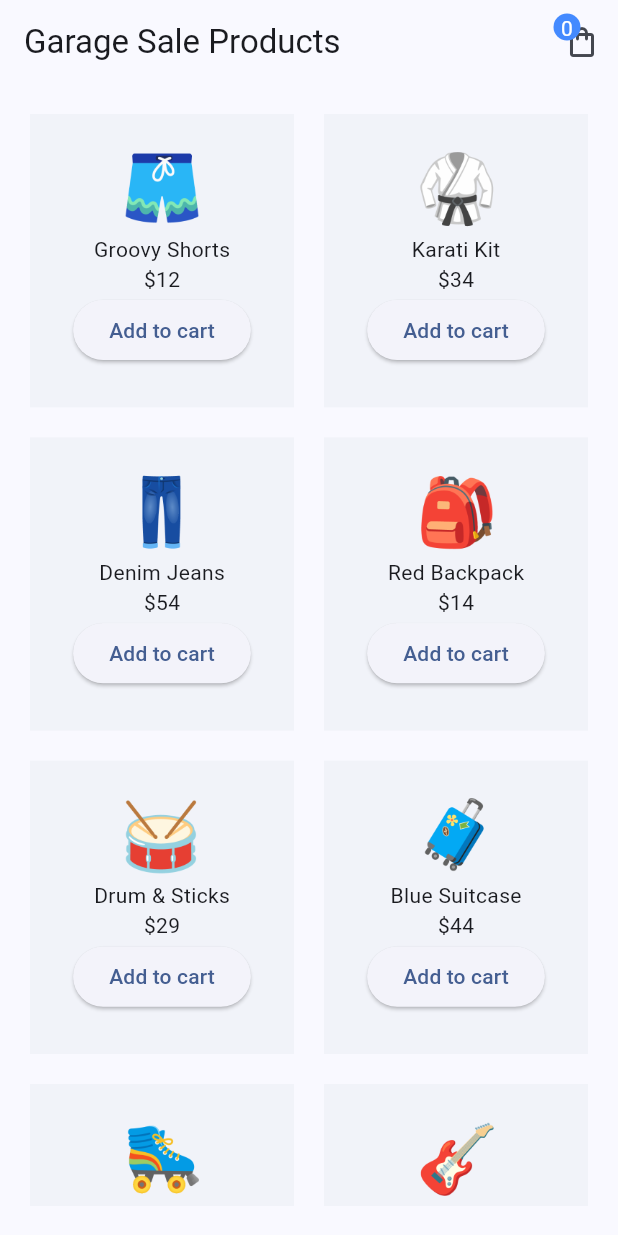
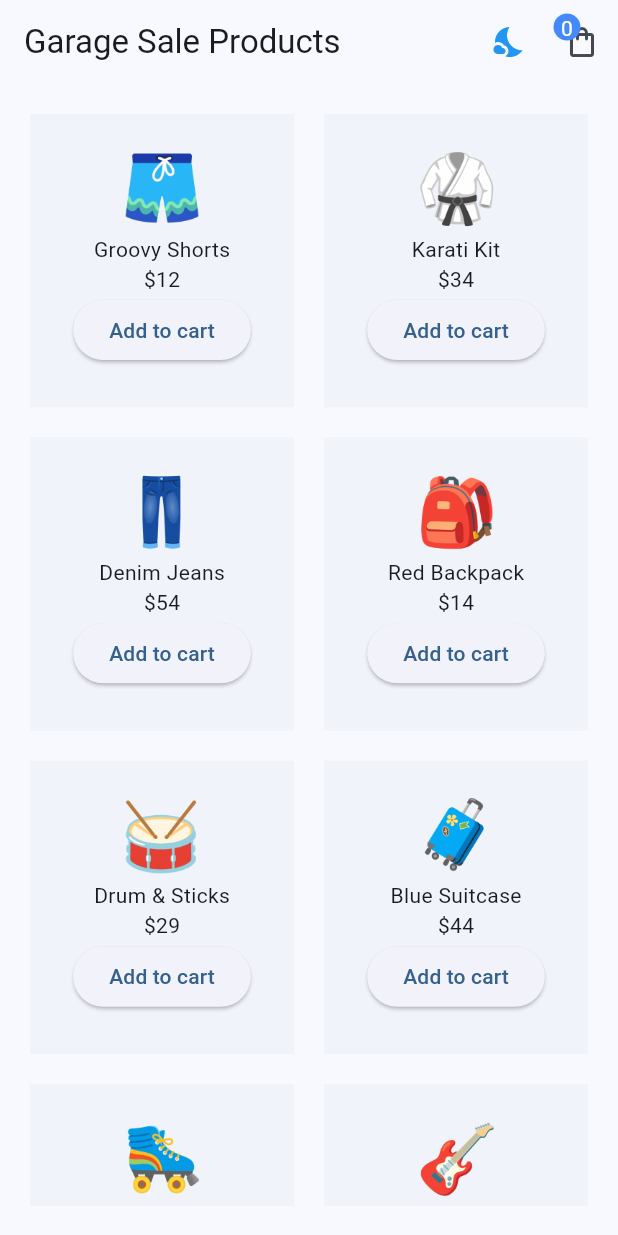
Before and after one commit to Nyctophilia58/Flutter_Tuto_Series, a Flutter app: the screen it shows after launch, on a phone screen of 412 x 824 dp. Run offline on Flutter 3.47's test engine with Material 3 defaults, Android fonts, the phone set to English and light mode, and no system bars; our stand-ins replace flutter_riverpod, math_expressions, riverpod_annotation; generated files the repository leaves out were written again.

Commit message:
theme change

```diff
--- a/basic_ui/analysis_options.yaml
+++ b/basic_ui/analysis_options.yaml
@@ -7,6 +7,10 @@
 
 # The following line activates a set of recommended lints for Flutter apps,
 # packages, and plugins designed to encourage good coding practices.
+analyzer:
+  exclude:
+    - build/**
+    - android/**
 include: package:flutter_lints/flutter.yaml
 
 linter:
--- a/learning_phase/lib/Riverpod/screens/home_screen.dart
+++ b/learning_phase/lib/Riverpod/screens/home_screen.dart
@@ -3,6 +3,7 @@ import 'package:flutter_riverpod/flutter_riverpod.dart';
 import 'package:learning_phase/Riverpod/providers/cart_provider.dart';
 import 'package:learning_phase/Riverpod/providers/products_provider.dart';
 import '../shared/cart_icon.dart';
+import '../shared/theme_icon.dart';
 
 class HomeScreen extends ConsumerWidget {
   const HomeScreen({super.key});
@@ -15,7 +16,7 @@ class HomeScreen extends ConsumerWidget {
     return Scaffold(
       appBar: AppBar(
         title: const Text("Garage Sale Products"),
-        actions: const [CartIcon()],
+        actions: const [ThemeIcon(), CartIcon()],
       ),
       body: Padding(
         padding: const EdgeInsets.all(20),
--- /dev/null
+++ b/learning_phase/lib/Riverpod/shared/theme_icon.dart
@@ -0,0 +1,22 @@
+import 'package:flutter/material.dart';
+import 'package:flutter_riverpod/flutter_riverpod.dart';
+import '../../UI/theme/theme_provider.dart';
+
+class ThemeIcon extends ConsumerWidget {
+  const ThemeIcon({super.key});
+
+  @override
+  Widget build(BuildContext context, WidgetRef ref) {
+    // Watch the theme state so this widget rebuilds when the theme changes.
+    ref.watch(themeProvider);
+    final isDarkMode = ref.read(themeProvider.notifier).isDarkMode;
+
+    return IconButton(
+      onPressed: () {
+        ref.read(themeProvider.notifier).toggleTheme();
+      },
+      icon: Icon(isDarkMode ? Icons.wb_sunny : Icons.nights_stay),
+      color: isDarkMode ? Colors.amber : Colors.blue,
+    );
+  }
+}
--- a/learning_phase/lib/main.dart
+++ b/learning_phase/lib/main.dart
@@ -2,6 +2,7 @@ import 'package:flutter/material.dart';
 import 'package:flutter_riverpod/flutter_riverpod.dart';
 import 'package:learning_phase/widgets/widgetsTree.dart';
 import 'Riverpod/screens/home_screen.dart';
+import 'UI/theme/theme_provider.dart';
 
 void main() {
   runApp(
@@ -9,26 +10,15 @@ void main() {
   );
 }
 
-class MyApp extends StatelessWidget {
+class MyApp extends ConsumerWidget {
   const MyApp({super.key});
 
   @override
-  Widget build(BuildContext context) {
+  Widget build(BuildContext context, WidgetRef ref) {
+    final theme = ref.watch(themeProvider);
     return MaterialApp(
       title: 'Flutter Demo',
-      theme: ThemeData(
-        colorScheme: ColorScheme.fromSeed(
-          seedColor: Colors.blueAccent,
-          brightness: Brightness.light,
-        ),
-      ),
-      darkTheme: ThemeData(
-        colorScheme: ColorScheme.fromSeed(
-          seedColor: Colors.blueAccent,
-          brightness: Brightness.dark,
-        )
-      ),
-      themeMode: ThemeMode.light,
+      theme: theme,
       // home: const WidgetsTree(),
       home: const HomeScreen(),
       debugShowCheckedModeBanner: false,
```
Also changed, not shown: learning_phase/lib/UI/theme/dark_theme.dart (added, +8 -0 lines), learning_phase/lib/UI/theme/light_theme.dart (added, +8 -0 lines), learning_phase/lib/UI/theme/theme_provider.dart (added, +21 -0 lines), basic_ui/pubspec.lock.
